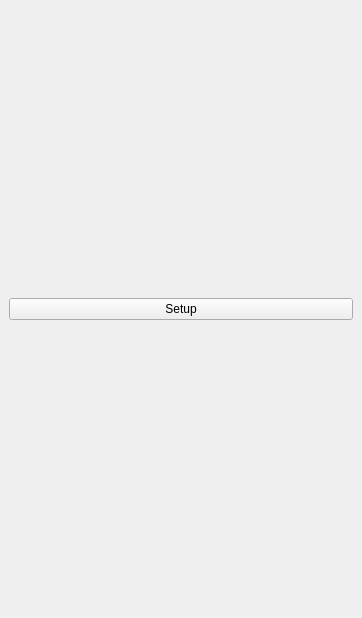
First picture: the form in ProductionTools/field_toolbox.ui, repository dsgoficial/DsgTools, before the edit.
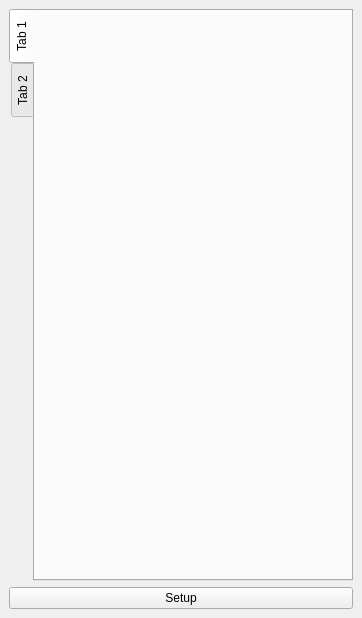
Second picture: the form after the edit.

Commit message: Auto create buttons

```diff
--- a/ProductionTools/field_toolbox.ui
+++ b/ProductionTools/field_toolbox.ui
@@ -16,18 +16,31 @@
   <widget class="QWidget" name="dockWidgetContents">
    <layout class="QGridLayout" name="gridLayout">
     <item row="0" column="0">
-     <layout class="QVBoxLayout" name="verticalLayout">
-      <item>
-       <layout class="QVBoxLayout" name="verticalLayout_2"/>
-      </item>
-      <item>
+     <widget class="QTabWidget" name="tabWidget">
+      <property name="tabPosition">
+       <enum>QTabWidget::West</enum>
+      </property>
+      <property name="currentIndex">
+       <number>0</number>
+      </property>
+      <widget class="QWidget" name="tab">
+       <attribute name="title">
+        <string>Tab 1</string>
+       </attribute>
+      </widget>
+      <widget class="QWidget" name="tab_2">
+       <attribute name="title">
+        <string>Tab 2</string>
+       </attribute>
+      </widget>
+     </widget>
+    </item>
+    <item row="1" column="0">
        <widget class="QPushButton" name="setupButton">
         <property name="text">
          <string>Setup</string>
         </property>
        </widget>
-      </item>
-     </layout>
     </item>
    </layout>
   </widget>
```
Lines whose indentation alone changed are shown as unchanged. The commit also changes 1 other file.
